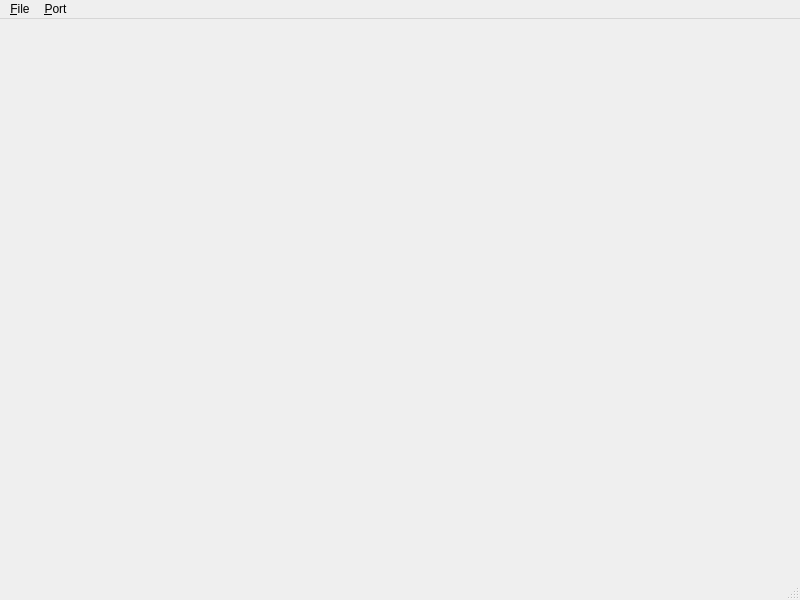
Old version of the form src/ui/designer/main_window.ui in the repository UnsignedArduino/sercom.
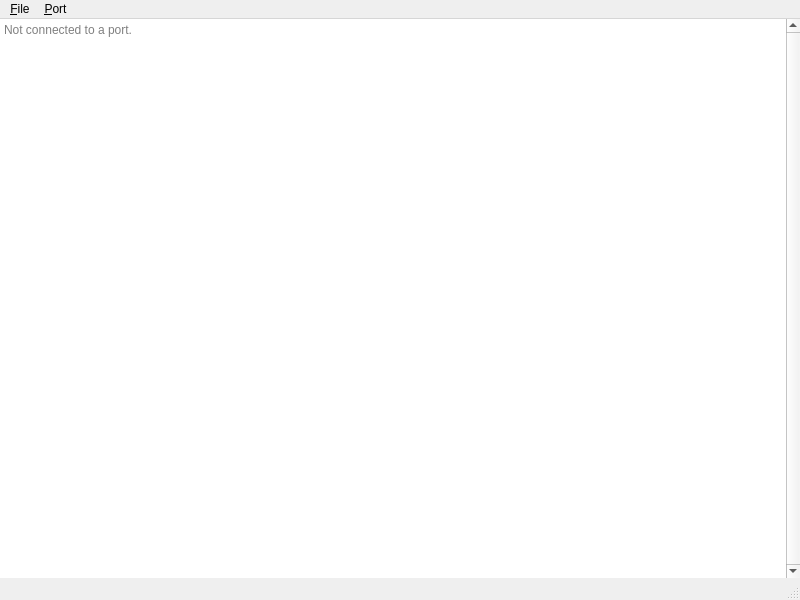
New version of the form.

Commit message: Make plain text edit

```diff
--- a/src/ui/designer/main_window.ui
+++ b/src/ui/designer/main_window.ui
@@ -13,7 +13,41 @@
   <property name="windowTitle">
    <string>sercom</string>
   </property>
-  <widget class="QWidget" name="central_widget"/>
+  <widget class="QWidget" name="central_widget">
+   <layout class="QGridLayout" name="main_glayout">
+    <property name="leftMargin">
+     <number>0</number>
+    </property>
+    <property name="topMargin">
+     <number>0</number>
+    </property>
+    <property name="rightMargin">
+     <number>0</number>
+    </property>
+    <property name="bottomMargin">
+     <number>0</number>
+    </property>
+    <item row="0" column="0">
+     <widget class="QPlainTextEdit" name="text_edit">
+      <property name="frameShape">
+       <enum>QFrame::NoFrame</enum>
+      </property>
+      <property name="frameShadow">
+       <enum>QFrame::Plain</enum>
+      </property>
+      <property name="verticalScrollBarPolicy">
+       <enum>Qt::ScrollBarAlwaysOn</enum>
+      </property>
+      <property name="readOnly">
+       <bool>true</bool>
+      </property>
+      <property name="placeholderText">
+       <string>Not connected to a port.</string>
+      </property>
+     </widget>
+    </item>
+   </layout>
+  </widget>
   <widget class="QMenuBar" name="menu_bar">
    <property name="geometry">
     <rect>
```
The commit also changes 1 other file.
